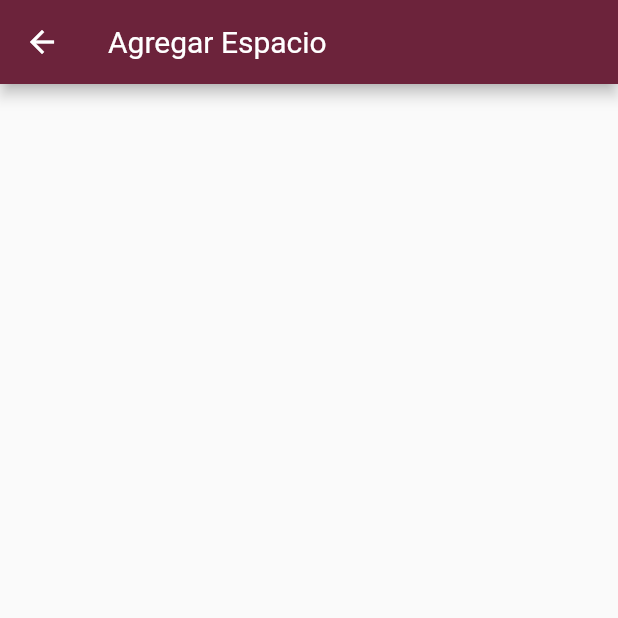
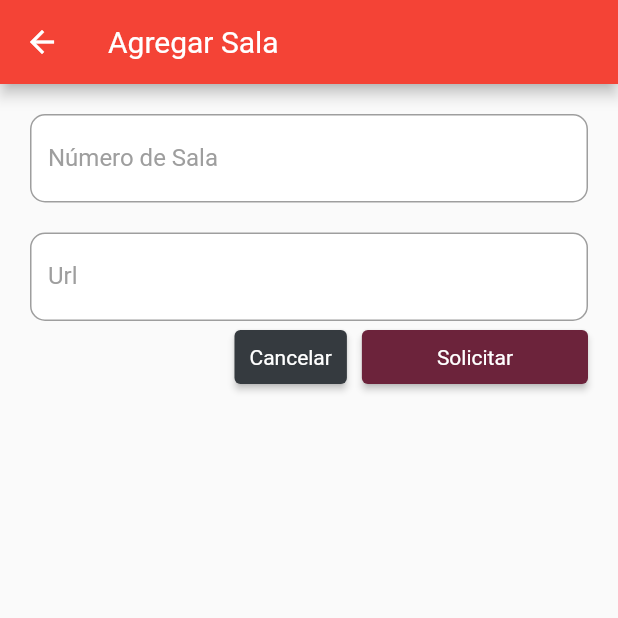
Before and after one commit to daniort/salas-pochutla, a Flutter app: the AddSalaPage screen opened by its route, on a phone screen of 412 x 824 dp, the top half of it. Run offline on Flutter 3.47's test engine with Material 2 defaults, Android fonts, the light colour scheme and no system bars; our stand-ins replace firebase_core, firebase_database, shared_preferences; accounts and stored records are empty.

Commit message:
add sala page rigth

```diff
--- a/lib/screens/salas/add_sala.dart
+++ b/lib/screens/salas/add_sala.dart
@@ -1,4 +1,8 @@
 import 'package:flutter/material.dart';
+import 'package:provider/provider.dart';
+import 'package:sigea/models/models.dart';
+import 'package:sigea/services/services.dart';
+import 'package:sigea/values/values.dart';
 
 class AddSalaPage extends StatefulWidget {
   @override
@@ -6,11 +10,108 @@
 }
 
 class _AddSalaPageState extends State<AddSalaPage> {
+  GlobalKey<FormState> _formsala = GlobalKey<FormState>();
+  TextEditingController numero = TextEditingController();
+  TextEditingController url = TextEditingController();
+
+  Size? size;
+  AppState? state;
+
+  @override
+  void dispose() {
+    this.numero.dispose();
+    this.url.dispose();
+    super.dispose();
+  }
+
   @override
   Widget build(BuildContext context) {
+    this.size = MediaQuery.of(context).size;
+    this.state = Provider.of<AppState>(context, listen: true);
+
     return Scaffold(
       appBar: AppBar(
-        title: Text('Agregar Espacio'),
+        title: Text('Agregar Sala'),
+      ),
+      body: Form(
+        key: _formsala,
+        child: SingleChildScrollView(
+          padding: EdgeInsets.symmetric(horizontal: 20),
+          child: Column(
+            children: [
+              SizedBox(height: 20),
+              TextFormField(
+                controller: numero,
+                maxLines: 1,
+                keyboardType: TextInputType.number,
+                decoration: inputDecora('Número de Sala'),
+                validator: (String? val) {
+                  if (val!.isEmpty) {
+                    return 'Debe ingresar un número';
+                  }
+                },
+              ),
+              SizedBox(height: 20),
+              TextFormField(
+                controller: url,
+                maxLines: 1,
+                decoration: inputDecora('Url'),
+                validator: (String? val) {
+                  if (val!.isEmpty) {
+                    return 'Debe ingresar una url';
+                  }
+                },
+              ),
+              Row(
+                mainAxisAlignment: MainAxisAlignment.end,
+                children: [
+                  ElevatedButton(
+                    style: ButtonStyle(
+                      backgroundColor:
+                          MaterialStateProperty.all<Color>(primaryGrey),
+                      padding: MaterialStateProperty.all<EdgeInsets>(
+                        EdgeInsets.symmetric(horizontal: 10),
+                      ),
+                    ),
+                    onPressed: () {
+                      Navigator.pop(context);
+                    },
+                    child: Text('Cancelar'),
+                  ),
+                  SizedBox(width: 10),
+                  ElevatedButton(
+                    style: ButtonStyle(
+                      padding: MaterialStateProperty.all<EdgeInsets>(
+                        EdgeInsets.symmetric(horizontal: 50),
+                      ),
+                      backgroundColor:
+                          MaterialStateProperty.all<Color>(primaryRed),
+                    ),
+                    onPressed: () async {
+                      if (this._formsala.currentState!.validate()) {
+                        Map info = {
+                          "numero": int.parse(this.numero.text),
+                          "url": this.url.text,
+                        };
+                        ResModel _res =
+                            await this.state!.agregarNuevaSala(info);
+                        if (_res.success!) {
+                          snack(context, 'Sala Agregada', secundaryGreen);
+                          Navigator.pop(context);
+                        } else {
+                          snack(context, _res.mensaje!, secundaryRed);
+                        }
+                      }
+                    },
+                    child:
+                        this.state!.isLoading ? spinner() : Text('Solicitar'),
+                  ),
+                ],
+              ),
+              SizedBox(height: 60),
+            ],
+          ),
+        ),
       ),
     );
   }
--- a/lib/screens/screens.dart
+++ b/lib/screens/screens.dart
@@ -4,3 +4,4 @@
 export 'login.dart';
 
 export 'salas/add_sala.dart';
+export 'salas/salas.dart';
```
Also changed, not shown: lib/main.dart (+29 -41 lines), lib/screens/salas/salas.dart (added, +80 -0 lines), lib/services/appstate.dart (+12 -0 lines), lib/services/user_services.dart (+12 -0 lines), lib/values/themes.dart (+1 -11 lines).
